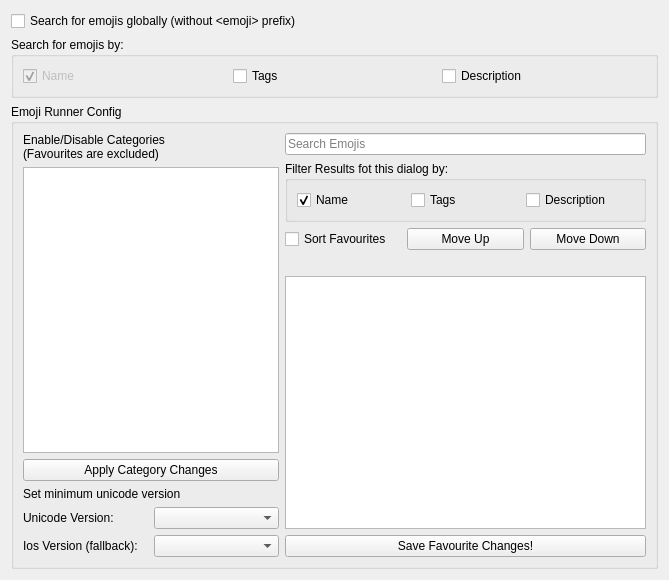
Before: the Qt Designer form src/config/emojirunner_config.ui in alex1701c/EmojiRunner, drawn with Qt 5.
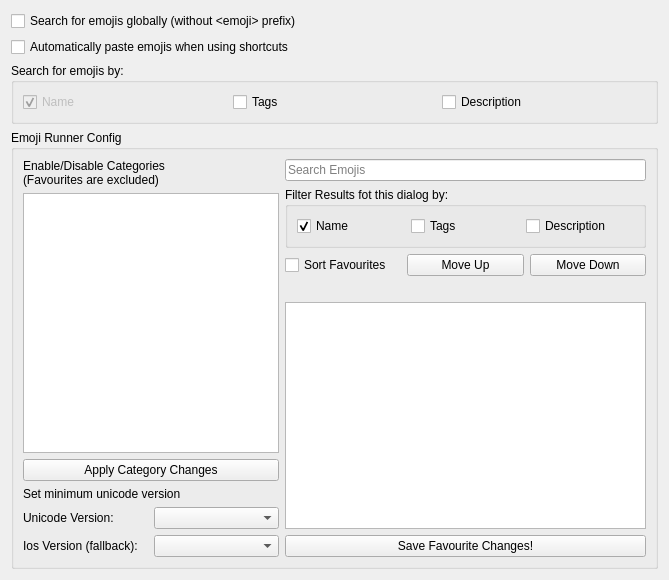
After: the same form once the commit is applied.

Commit message: Add shortcuts and paste, update README

```diff
--- a/src/config/emojirunner_config.ui
+++ b/src/config/emojirunner_config.ui
@@ -25,6 +25,13 @@
      </property>
     </widget>
    </item>
+   <item>
+    <widget class="QCheckBox" name="singleRunnerModePaste">
+     <property name="text">
+      <string>Automatically paste emojis when using shortcuts</string>
+     </property>
+    </widget>
+   </item>
    <item>
     <widget class="QGroupBox" name="favouriteFilterGroupBox_2">
      <property name="title">
```
The commit also changes 8 other files.
